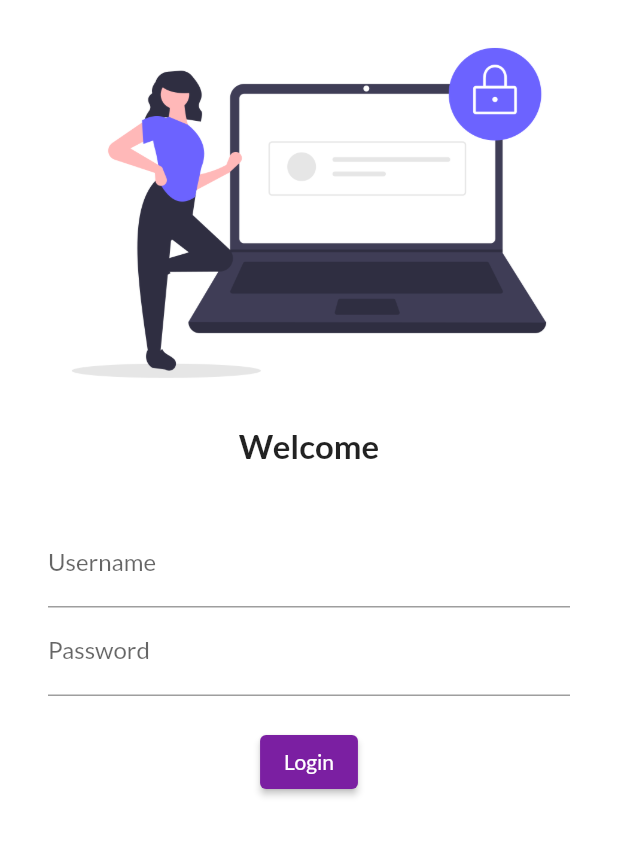
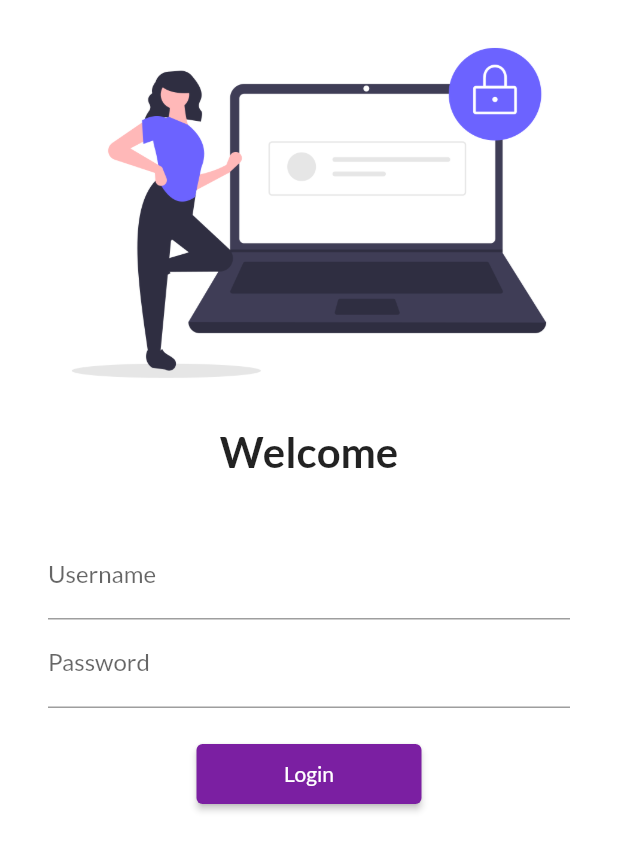
Before and after one commit to Skaps664/30DaysOfFlutter, a Flutter app: the screen it shows after launch, on a phone screen of 412 x 824 dp. Shown: the top 851 px of the screen. Run offline on Flutter 3.47's test engine with Material 2 defaults, Android fonts, the phone set to English and light mode, and no system bars; our stand-ins replace google_fonts.

Commit message:
day5 completed

```diff
--- a/lib/main.dart
+++ b/lib/main.dart
@@ -1,4 +1,5 @@
 import 'package:first_app/pages/login_page.dart';
+import 'package:first_app/utils/routes.dart';
 import 'package:flutter/material.dart';
 import 'package:google_fonts/google_fonts.dart';
 import 'pages/home_page.dart';
@@ -19,7 +20,11 @@ class MyApp extends StatelessWidget {
       darkTheme: ThemeData(
         brightness: Brightness.dark,
       ),
-      routes: {"/": (context) => LoginPage(), "/home": (context) => HomePage()},
+      routes: {
+        "/": (context) => LoginPage(),
+        MyRoutes.homeRoute: (context) => HomePage(),
+        MyRoutes.loginRoute: (context) => LoginPage()
+        },
     );
   }
 }
--- a/lib/pages/login_page.dart
+++ b/lib/pages/login_page.dart
@@ -1,3 +1,4 @@
+import 'package:first_app/utils/routes.dart';
 import 'package:flutter/material.dart';
 
 class LoginPage extends StatelessWidget {
@@ -5,7 +6,8 @@ class LoginPage extends StatelessWidget {
   Widget build(BuildContext context) {
     return Material(
         color: Colors.white,
-        child: Column(
+        child: SingleChildScrollView(
+            child: Column(
           children: [
             Image.asset(
               "assets/images/login_image.png",
@@ -14,7 +16,7 @@ class LoginPage extends StatelessWidget {
             Text(
               "Welcome",
               style: TextStyle(
-                fontSize: 22,
+                fontSize: 28,
                 fontWeight: FontWeight.bold,
               ),
             ),
@@ -43,16 +45,16 @@ class LoginPage extends StatelessWidget {
                   ),
                   ElevatedButton(
                       onPressed: () {
-                        print("Hi Skaps");
+                        Navigator.pushNamed(context, MyRoutes.homeRoute);
                       },
                       child: Text("Login"),
                       style: TextButton.styleFrom(
-                        backgroundColor: Colors.purple.shade700,
-                      )),
+                          backgroundColor: Colors.purple.shade700,
+                          minimumSize: Size(150, 40))),
                 ],
               ),
             )
           ],
-        ));
+        )));
   }
 }
--- /dev/null
+++ b/lib/utils/routes.dart
@@ -0,0 +1,4 @@
+class MyRoutes {
+  static String loginRoute = "/login";
+  static String homeRoute = "/home";
+}
```
